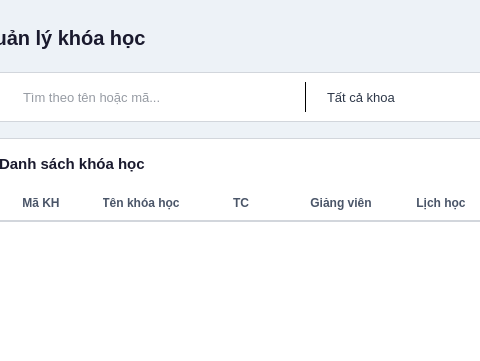
First picture: the form in frontend/ui/admin_courses.ui, repository abcxyzawe/BaiTapLonPy, before the edit; both pictures show x 276 to 756 and y 0 to 361 of the 1100 by 700 pixel window.
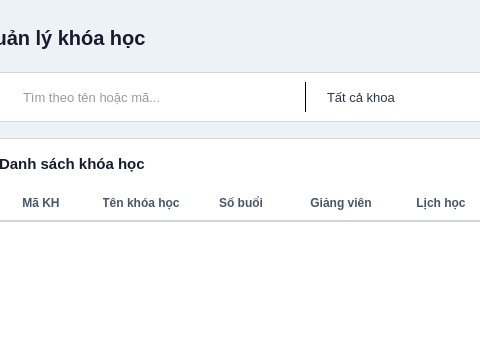
Second picture: the form after the edit.

Diff of the .ui file:
```diff
--- a/frontend/ui/admin_courses.ui
+++ b/frontend/ui/admin_courses.ui
@@ -259,7 +259,7 @@
      <attribute name="verticalHeaderVisible"><bool>false</bool></attribute>
      <column><property name="text"><string>Mã KH</string></property></column>
      <column><property name="text"><string>Tên khóa học</string></property></column>
-     <column><property name="text"><string>TC</string></property></column>
+     <column><property name="text"><string>Số buổi</string></property></column>
      <column><property name="text"><string>Giảng viên</string></property></column>
      <column><property name="text"><string>Lịch học</string></property></column>
      <column><property name="text"><string>Sĩ số</string></property></column>
```
